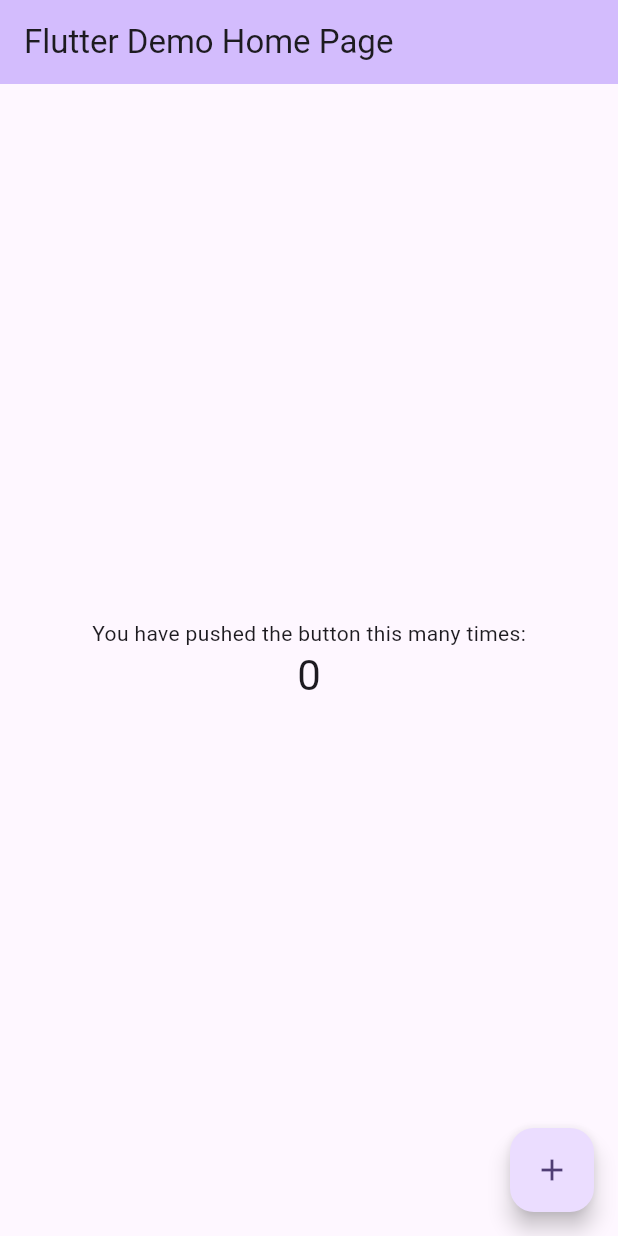
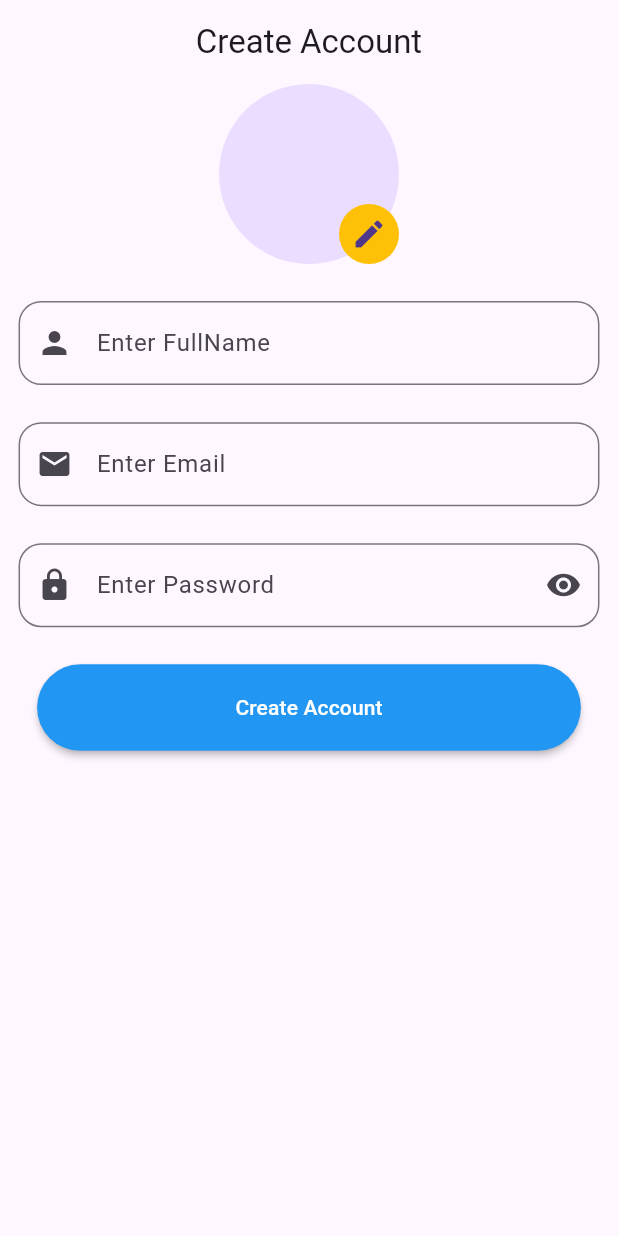
Before and after one commit to sabin6969/Note-App-Flutter-App, a Flutter app: the screen it shows after launch, on a phone screen of 412 x 824 dp. Run offline on Flutter 3.47's test engine with Material 3 defaults, Android fonts, the phone set to English and light mode, and no system bars; our stand-ins replace fluttertoast, image_picker.

Commit message:
Update dependencies in pubspec.yaml, project setup and designed signup page

```diff
--- /dev/null
+++ b/lib/constants/api_constant.dart
@@ -0,0 +1,3 @@
+const String baseUrl = "localhost:3000/api/v1";
+const String userRoute = "/user";
+const String noteRoute = "/note";
--- /dev/null
+++ b/lib/exceptions/custom_exceptions.dart
@@ -0,0 +1,21 @@
+class CustomException implements Exception {
+  final String message;
+  const CustomException({required this.message}) : super();
+}
+
+class BadRequestException extends CustomException {
+  String? errorMessage;
+  BadRequestException({this.errorMessage})
+      : super(message: errorMessage ?? "Bad Request!");
+}
+
+class InternalServerError extends CustomException {
+  String? errorMessage;
+  InternalServerError({this.errorMessage})
+      : super(message: errorMessage ?? "Internal server error!");
+}
+
+class ServerRequestTimeout extends CustomException {
+  ServerRequestTimeout()
+      : super(message: "Server request timeout! please try again");
+}
--- a/lib/main.dart
+++ b/lib/main.dart
@@ -1,125 +1,23 @@
 import 'package:flutter/material.dart';
+import 'package:note_app_flutter_mobile_app/views/signup_view.dart';
 
 void main() {
-  runApp(const MyApp());
+  runApp(const MyNoteApp());
 }
 
-class MyApp extends StatelessWidget {
-  const MyApp({super.key});
+// Global object for accessing instance of size
+late Size size;
 
-  // This widget is the root of your application.
+class MyNoteApp extends StatelessWidget {
+  const MyNoteApp({super.key});
+
   @override
   Widget build(BuildContext context) {
     return MaterialApp(
-      title: 'Flutter Demo',
-      theme: ThemeData(
-        // This is the theme of your application.
-        //
-        // TRY THIS: Try running your application with "flutter run". You'll see
-        // the application has a purple toolbar. Then, without quitting the app,
-        // try changing the seedColor in the colorScheme below to Colors.green
-        // and then invoke "hot reload" (save your changes or press the "hot
-        // reload" button in a Flutter-supported IDE, or press "r" if you used
-        // the command line to start the app).
-        //
-        // Notice that the counter didn't reset back to zero; the application
-        // state is not lost during the reload. To reset the state, use hot
-        // restart instead.
-        //
-        // This works for code too, not just values: Most code changes can be
-        // tested with just a hot reload.
-        colorScheme: ColorScheme.fromSeed(seedColor: Colors.deepPurple),
-        useMaterial3: true,
-      ),
-      home: const MyHomePage(title: 'Flutter Demo Home Page'),
+      debugShowCheckedModeBanner: false,
+      theme: ThemeData(),
+      title: "My Note App",
+      home: const SignupView(),
     );
   }
 }
-
-class MyHomePage extends StatefulWidget {
-  const MyHomePage({super.key, required this.title});
-
-  // This widget is the home page of your application. It is stateful, meaning
-  // that it has a State object (defined below) that contains fields that affect
-  // how it looks.
-
-  // This class is the configuration for the state. It holds the values (in this
-  // case the title) provided by the parent (in this case the App widget) and
-  // used by the build method of the State. Fields in a Widget subclass are
-  // always marked "final".
-
-  final String title;
-
-  @override
-  State<MyHomePage> createState() => _MyHomePageState();
-}
-
-class _MyHomePageState extends State<MyHomePage> {
-  int _counter = 0;
-
-  void _incrementCounter() {
-    setState(() {
-      // This call to setState tells the Flutter framework that something has
-      // changed in this State, which causes it to rerun the build method below
-      // so that the display can reflect the updated values. If we changed
-      // _counter without calling setState(), then the build method would not be
-      // called again, and so nothing would appear to happen.
-      _counter++;
-    });
-  }
-
-  @override
-  Widget build(BuildContext context) {
-    // This method is rerun every time setState is called, for instance as done
-    // by the _incrementCounter method above.
-    //
-    // The Flutter framework has been optimized to make rerunning build methods
-    // fast, so that you can just rebuild anything that needs updating rather
-    // than having to individually change instances of widgets.
-    return Scaffold(
-      appBar: AppBar(
-        // TRY THIS: Try changing the color here to a specific color (to
-        // Colors.amber, perhaps?) and trigger a hot reload to see the AppBar
-        // change color while the other colors stay the same.
-        backgroundColor: Theme.of(context).colorScheme.inversePrimary,
-        // Here we take the value from the MyHomePage object that was created by
-        // the App.build method, and use it to set our appbar title.
-        title: Text(widget.title),
-      ),
-      body: Center(
-        // Center is a layout widget. It takes a single child and positions it
-        // in the middle of the parent.
-        child: Column(
-          // Column is also a layout widget. It takes a list of children and
-          // arranges them vertically. By default, it sizes itself to fit its
-          // children horizontally, and tries to be as tall as its parent.
-          //
-          // Column has various properties to control how it sizes itself and
-          // how it positions its children. Here we use mainAxisAlignment to
-          // center the children vertically; the main axis here is the vertical
-          // axis because Columns are vertical (the cross axis would be
-          // horizontal).
-          //
-          // TRY THIS: Invoke "debug painting" (choose the "Toggle Debug Paint"
-          // action in the IDE, or press "p" in the console), to see the
-          // wireframe for each widget.
-          mainAxisAlignment: MainAxisAlignment.center,
-          children: <Widget>[
-            const Text(
-              'You have pushed the button this many times:',
-            ),
-            Text(
-              '$_counter',
-              style: Theme.of(context).textTheme.headlineMedium,
-            ),
-          ],
-        ),
-      ),
-      floatingActionButton: FloatingActionButton(
-        onPressed: _incrementCounter,
-        tooltip: 'Increment',
-        child: const Icon(Icons.add),
-      ), // This trailing comma makes auto-formatting nicer for build methods.
-    );
-  }
-}
--- /dev/null
+++ b/lib/utils/image_picker_util.dart
@@ -0,0 +1,10 @@
+import 'package:image_picker/image_picker.dart';
+
+class ImagePickerUtil {
+  static ImagePicker imagePicker = ImagePicker();
+  static Future<XFile?> pickImageFromGallery() async {
+    XFile? pickedFile =
+        await imagePicker.pickImage(source: ImageSource.gallery);
+    return pickedFile;
+  }
+}
--- /dev/null
+++ b/lib/utils/show_toast_message.dart
@@ -0,0 +1,14 @@
+import 'package:flutter/material.dart';
+import 'package:fluttertoast/fluttertoast.dart';
+
+void showToastMessage({required String message}) {
+  Fluttertoast.showToast(
+    msg: message,
+    toastLength: Toast.LENGTH_LONG,
+    gravity: ToastGravity.CENTER,
+    timeInSecForIosWeb: 1,
+    backgroundColor: Colors.red,
+    textColor: Colors.white,
+    fontSize: 16.0,
+  );
+}
--- /dev/null
+++ b/lib/views/signup_view.dart
@@ -0,0 +1,133 @@
+import 'package:flutter/material.dart';
+import 'package:image_picker/image_picker.dart';
+import 'package:note_app_flutter_mobile_app/main.dart';
+import 'package:note_app_flutter_mobile_app/utils/image_picker_util.dart';
+import 'package:note_app_flutter_mobile_app/widgets/custom_auth_button.dart';
+import 'package:note_app_flutter_mobile_app/widgets/custom_text_field.dart';
+
+class SignupView extends StatefulWidget {
+  const SignupView({super.key});
+
+  @override
+  State<SignupView> createState() => _SignupViewState();
+}
+
+class _SignupViewState extends State<SignupView> {
+  final TextEditingController _fullNameController = TextEditingController();
+  final TextEditingController _emailController = TextEditingController();
+  final TextEditingController _passwordController = TextEditingController();
+  final FocusNode _emailFocusNode = FocusNode();
+  final FocusNode _passwordFocusNode = FocusNode();
+  final FocusNode _fullNameFocusNode = FocusNode();
+
+  final ValueNotifier<bool> _passwordFieldValueNotifier = ValueNotifier(true);
+  final ValueNotifier<XFile?> _profileImageValueNotifier = ValueNotifier(null);
+
+  @override
+  Widget build(BuildContext context) {
+    size = MediaQuery.sizeOf(context);
+    return Scaffold(
+      appBar: AppBar(
+        centerTitle: true,
+        title: const Text(
+          "Create Account",
+        ),
+      ),
+      body: SizedBox(
+        height: size.height,
+        width: size.width,
+        child: Padding(
+          padding: EdgeInsets.symmetric(
+            horizontal: size.width * 0.03,
+          ),
+          child: SingleChildScrollView(
+            child: Column(
+              children: [
+                ValueListenableBuilder(
+                  valueListenable: _profileImageValueNotifier,
+                  builder: (context, value, child) {
+                    return Stack(
+                      children: [
+                        const CircleAvatar(
+                          radius: 60,
+                        ),
+                        Positioned(
+                          right: 0,
+                          bottom: 0,
+                          child: CircleAvatar(
+                            backgroundColor: Colors.amber,
+                            child: IconButton(
+                              onPressed: () async {
+                                _profileImageValueNotifier.value =
+                                    await ImagePickerUtil
+                                        .pickImageFromGallery();
+                              },
+                              icon: const Icon(
+                                Icons.edit,
+                              ),
+                            ),
+                          ),
+                        )
+                      ],
+                    );
+                  },
+                ),
+                SizedBox(
+                  height: size.height * 0.03,
+                ),
+                CustomTextFormField(
+                  hintText: "Enter FullName",
+                  textEditingController: _fullNameController,
+                  prefixIcon: Icons.person,
+                  currentFocusNode: _fullNameFocusNode,
+                  nextFocusNode: _emailFocusNode,
+                ),
+                SizedBox(
+                  height: size.height * 0.03,
+                ),
+                CustomTextFormField(
+                  hintText: "Enter Email",
+                  textEditingController: _emailController,
+                  currentFocusNode: _emailFocusNode,
+                  nextFocusNode: _passwordFocusNode,
+                  prefixIcon: Icons.email,
+                ),
+                SizedBox(
+                  height: size.height * 0.03,
+                ),
+                ValueListenableBuilder(
+                  valueListenable: _passwordFieldValueNotifier,
+                  builder: (context, value, child) {
+                    return CustomTextFormField(
+                      hintText: "Enter Password",
+                      textEditingController: _passwordController,
+                      currentFocusNode: _passwordFocusNode,
+                      prefixIcon: Icons.lock,
+                      obsecureText: value,
+                      suffixIconButton: IconButton(
+                        onPressed: () {
+                          _passwordFieldValueNotifier.value =
+                              !_passwordFieldValueNotifier.value;
+                        },
+                        icon: Icon(
+                          value ? Icons.visibility : Icons.visibility_off,
+                        ),
+                      ),
+                    );
+                  },
+                ),
+                SizedBox(
+                  height: size.height * 0.03,
+                ),
+                CustomAuthButton(
+                  buttonName: "Create Account",
+                  onPressed: () {},
+                ),
+              ],
+            ),
+          ),
+        ),
+      ),
+    );
+  }
+}
--- /dev/null
+++ b/lib/widgets/custom_auth_button.dart
@@ -0,0 +1,35 @@
+import 'package:flutter/material.dart';
+import 'package:note_app_flutter_mobile_app/main.dart';
+
+class CustomAuthButton extends StatelessWidget {
+  final String buttonName;
+  final void Function()? onPressed;
+  const CustomAuthButton({
+    super.key,
+    required this.buttonName,
+    required this.onPressed,
+  });
+
+  @override
+  Widget build(BuildContext context) {
+    size = MediaQuery.sizeOf(context);
+    return Padding(
+      padding: EdgeInsets.symmetric(
+        horizontal: size.width * 0.03,
+      ),
+      child: MaterialButton(
+        color: Colors.blue,
+        onPressed: () {},
+        height: size.height * 0.07,
+        minWidth: size.width,
+        shape: const StadiumBorder(),
+        child: Text(
+          buttonName,
+          style: const TextStyle(
+            color: Colors.white,
+          ),
+        ),
+      ),
+    );
+  }
+}
--- /dev/null
+++ b/lib/widgets/custom_text_field.dart
@@ -0,0 +1,45 @@
+import 'package:flutter/material.dart';
+
+class CustomTextFormField extends StatelessWidget {
+  final TextEditingController textEditingController;
+  final String hintText;
+  final IconData prefixIcon;
+  final FocusNode currentFocusNode;
+  final FocusNode? nextFocusNode;
+  final bool? obsecureText;
+  final IconButton? suffixIconButton;
+  const CustomTextFormField({
+    super.key,
+    required this.hintText,
+    required this.textEditingController,
+    required this.prefixIcon,
+    required this.currentFocusNode,
+    this.nextFocusNode,
+    this.obsecureText,
+    this.suffixIconButton,
+  });
+
+  @override
+  Widget build(BuildContext context) {
+    return TextFormField(
+      focusNode: currentFocusNode,
+      obscureText: obsecureText ?? false,
+      onFieldSubmitted: (value) {
+        FocusScope.of(context).requestFocus(nextFocusNode);
+      },
+      controller: textEditingController,
+      decoration: InputDecoration(
+        prefixIcon: Icon(
+          prefixIcon,
+        ),
+        suffixIcon: suffixIconButton,
+        hintText: hintText,
+        border: OutlineInputBorder(
+          borderRadius: BorderRadius.circular(
+            15,
+          ),
+        ),
+      ),
+    );
+  }
+}
--- a/pubspec.yaml
+++ b/pubspec.yaml
@@ -35,6 +35,11 @@ dependencies:
   # The following adds the Cupertino Icons font to your application.
   # Use with the CupertinoIcons class for iOS style icons.
   cupertino_icons: ^1.0.6
+  http: ^1.2.1
+  flutter_bloc: ^8.1.6
+  image_picker: ^1.1.2
+  shared_preferences: ^2.2.3
+  fluttertoast: ^8.2.6
 
 dev_dependencies:
   flutter_test:
```
Also changed, not shown: pubspec.lock, 1 other file.
